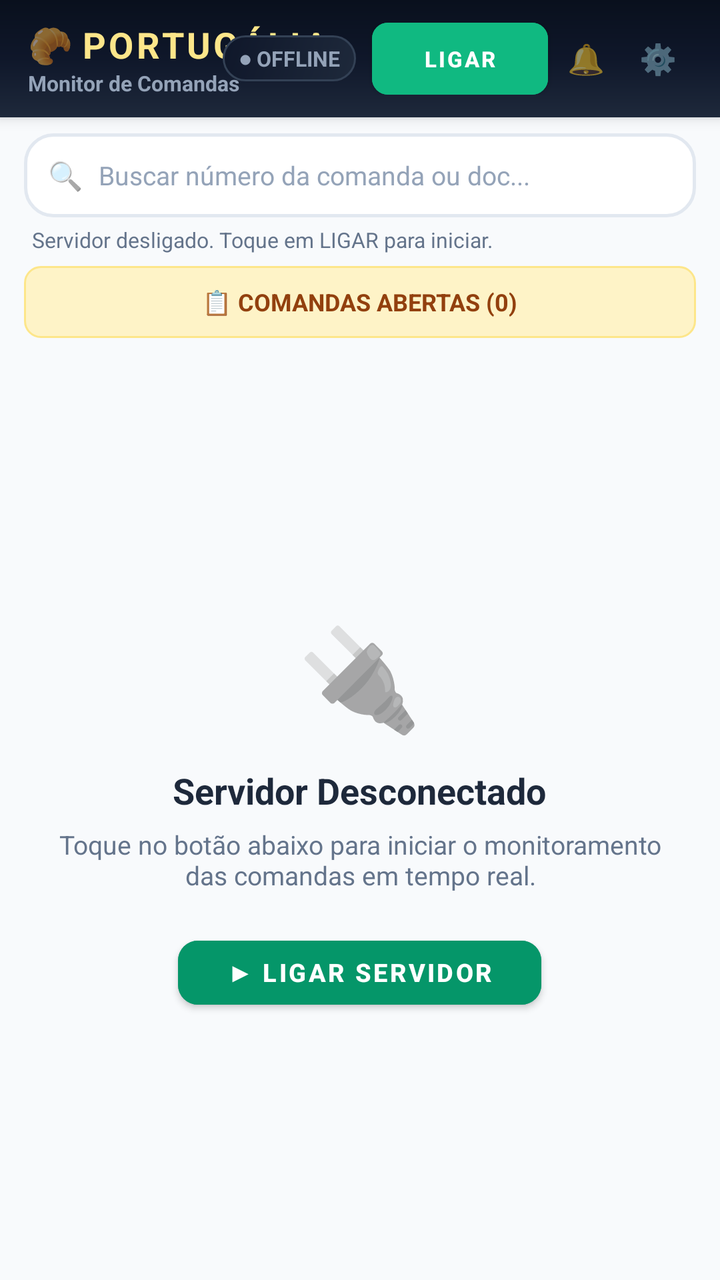
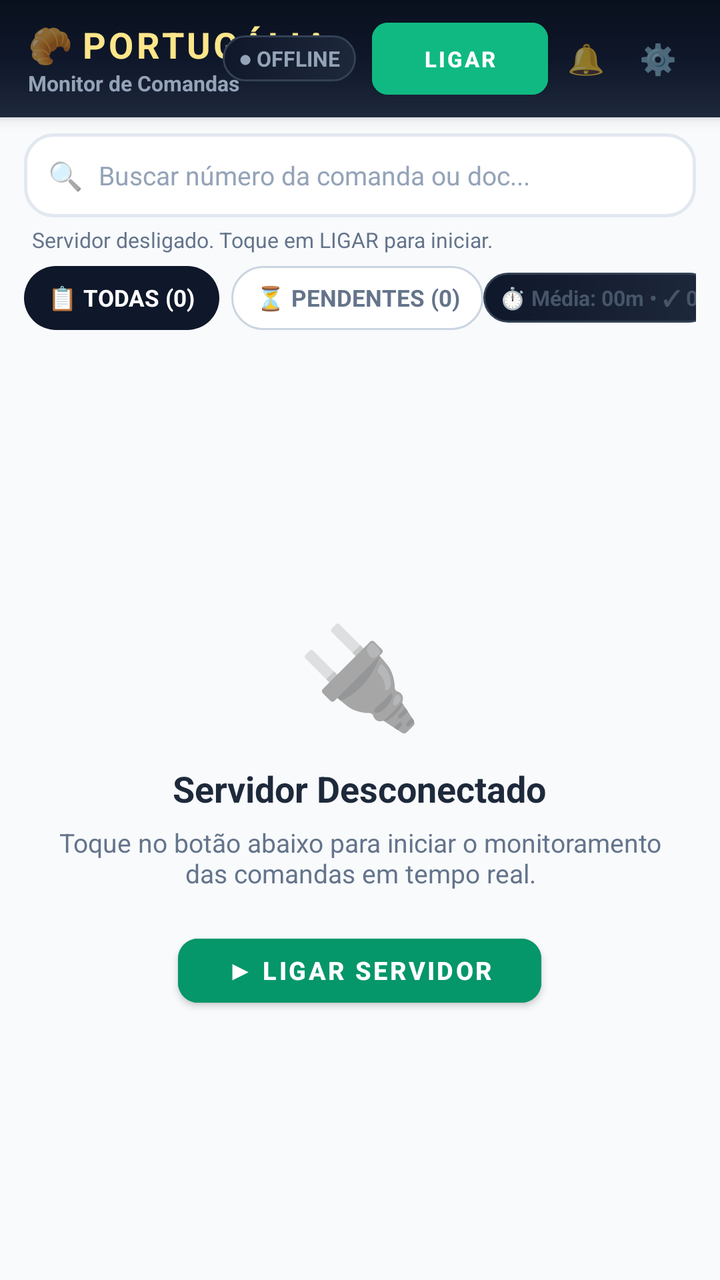

Before-and-after screenshots of an Android layout around one commit, followed by the original layout XML and the change that was made.
<!-- AndroidManifest.xml: application theme Theme.AppMesas -->
<!-- res/layout/activity_main.xml -->
<?xml version="1.0" encoding="utf-8"?>
<LinearLayout xmlns:android="http://schemas.android.com/apk/res/android"
    xmlns:app="http://schemas.android.com/apk/res-auto"
    android:id="@+id/rootLayoutMain"
    android:layout_width="match_parent"
    android:layout_height="match_parent"
    android:orientation="vertical"
    android:background="#F8FAFC"
    android:fitsSystemWindows="true">

    
    <LinearLayout
        android:layout_width="match_parent"
        android:layout_height="wrap_content"
        android:orientation="vertical"
        android:background="@drawable/bg_header_luxury"
        android:paddingStart="14dp"
        android:paddingEnd="14dp"
        android:paddingTop="10dp"
        android:paddingBottom="10dp"
        android:elevation="4dp">

        <RelativeLayout
            android:layout_width="match_parent"
            android:layout_height="wrap_content">

            
            <LinearLayout
                android:layout_width="wrap_content"
                android:layout_height="wrap_content"
                android:layout_alignParentStart="true"
                android:layout_centerVertical="true"
                android:orientation="vertical">

                <LinearLayout
                    android:layout_width="wrap_content"
                    android:layout_height="wrap_content"
                    android:orientation="horizontal"
                    android:gravity="center_vertical">

                    <TextView
                        android:layout_width="wrap_content"
                        android:layout_height="wrap_content"
                        android:text="🥐 "
                        android:textSize="18sp" />

                    <TextView
                        android:layout_width="wrap_content"
                        android:layout_height="wrap_content"
                        android:text="PORTUGÁLIA"
                        android:textColor="#FDE68A"
                        android:textSize="18sp"
                        android:textStyle="bold"
                        android:letterSpacing="0.08" />
                </LinearLayout>

                <TextView
                    android:id="@+id/tvNomeUsuarioLogado"
                    android:layout_width="wrap_content"
                    android:layout_height="wrap_content"
                    android:text="Monitor de Comandas"
                    android:textColor="#94A3B8"
                    android:textSize="10.5sp"
                    android:textStyle="bold"
                    android:clickable="true"
                    android:focusable="true" />
            </LinearLayout>

            
            <LinearLayout
                android:layout_width="wrap_content"
                android:layout_height="wrap_content"
                android:layout_alignParentEnd="true"
                android:layout_centerVertical="true"
                android:orientation="horizontal"
                android:gravity="center_vertical">

                
                <TextView
                    android:id="@+id/tvStatusServidorPill"
                    android:layout_width="wrap_content"
                    android:layout_height="wrap_content"
                    android:background="@drawable/bg_dashboard_card_slate"
                    android:paddingStart="8dp"
                    android:paddingEnd="8dp"
                    android:paddingTop="4dp"
                    android:paddingBottom="4dp"
                    android:text="● OFFLINE"
                    android:textColor="#94A3B8"
                    android:textSize="10.5sp"
                    android:textStyle="bold" />

                
                <com.google.android.material.button.MaterialButton
                    android:id="@+id/btnLigarServidor"
                    android:layout_width="wrap_content"
                    android:layout_height="36dp"
                    android:layout_marginStart="8dp"
                    android:text="LIGAR"
                    android:textSize="11sp"
                    android:textStyle="bold"
                    app:cornerRadius="8dp"
                    android:backgroundTint="#10B981"
                    android:textColor="#FFFFFF"
                    android:insetTop="0dp"
                    android:insetBottom="0dp"
                    android:paddingStart="12dp"
                    android:paddingEnd="12dp" />

                
                <TextView
                    android:id="@+id/btnToggleSomAlerta"
                    android:layout_width="34dp"
                    android:layout_height="34dp"
                    android:layout_marginStart="2dp"
                    android:gravity="center"
                    android:text="🔔"
                    android:textSize="15sp"
                    android:clickable="true"
                    android:focusable="true" />

                
                <TextView
                    android:id="@+id/btnConfigIpPorta"
                    android:layout_width="34dp"
                    android:layout_height="34dp"
                    android:layout_marginStart="2dp"
                    android:gravity="center"
                    android:text="⚙️"
                    android:textSize="15sp"
                    android:clickable="true"
                    android:focusable="true" />
            </LinearLayout>
        </RelativeLayout>
    </LinearLayout>

    
    <LinearLayout
        android:layout_width="match_parent"
        android:layout_height="wrap_content"
        android:orientation="vertical"
        android:paddingStart="12dp"
        android:paddingEnd="12dp"
        android:paddingTop="8dp"
        android:paddingBottom="4dp">

        <LinearLayout
            android:id="@+id/layoutSearchContainer"
            android:layout_width="match_parent"
            android:layout_height="42dp"
            android:background="@drawable/bg_search_bar"
            android:orientation="horizontal"
            android:gravity="center_vertical"
            android:paddingStart="12dp"
            android:paddingEnd="12dp">

            <TextView
                android:layout_width="wrap_content"
                android:layout_height="wrap_content"
                android:text="🔍"
                android:textSize="14sp"
                android:layout_marginEnd="8dp" />

            <EditText
                android:id="@+id/etBuscarMesa"
                android:layout_width="0dp"
                android:layout_height="match_parent"
                android:layout_weight="1"
                android:background="@null"
                android:hint="Buscar número da comanda ou doc..."
                android:textColor="#0F172A"
                android:textColorHint="#94A3B8"
                android:textSize="13sp"
                android:inputType="text"
                android:maxLines="1" />

            <TextView
                android:id="@+id/btnClearSearch"
                android:layout_width="28dp"
                android:layout_height="28dp"
                android:gravity="center"
                android:text="✕"
                android:textColor="#94A3B8"
                android:textSize="13sp"
                android:visibility="gone" />
        </LinearLayout>

        
        <TextView
            android:id="@+id/tvUltimaSincronizacao"
            android:layout_width="match_parent"
            android:layout_height="wrap_content"
            android:layout_marginTop="4dp"
            android:layout_marginStart="4dp"
            android:text="Servidor desligado. Toque em LIGAR para iniciar."
            android:textColor="#64748B"
            android:textSize="10.5sp"
            android:maxLines="1"
            android:ellipsize="end" />
    </LinearLayout>

    
    <LinearLayout
        android:id="@+id/tabMonitor"
        android:layout_width="match_parent"
        android:layout_height="36dp"
        android:orientation="horizontal"
        android:gravity="center"
        android:background="@drawable/bg_pill_comanda"
        android:paddingStart="12dp"
        android:paddingEnd="12dp"
        android:layout_marginStart="12dp"
        android:layout_marginEnd="12dp"
        android:layout_marginTop="2dp"
        android:layout_marginBottom="4dp">

        <TextView
            android:id="@+id/tvTabMonitorTitulo"
            android:layout_width="wrap_content"
            android:layout_height="wrap_content"
            android:text="📋 COMANDAS ABERTAS (0)"
            android:textColor="#92400E"
            android:textSize="12sp"
            android:textStyle="bold" />
    </LinearLayout>

    
    <FrameLayout
        android:layout_width="match_parent"
        android:layout_height="0dp"
        android:layout_weight="1">

        
        <LinearLayout
            android:id="@+id/layoutEmptyServidor"
            android:layout_width="match_parent"
            android:layout_height="match_parent"
            android:orientation="vertical"
            android:gravity="center"
            android:padding="28dp"
            android:visibility="visible">

            <TextView
                android:id="@+id/tvEmptyServidorIcone"
                android:layout_width="wrap_content"
                android:layout_height="wrap_content"
                android:text="🔌"
                android:textSize="50sp" />

            <TextView
                android:id="@+id/tvEmptyServidorTitulo"
                android:layout_width="wrap_content"
                android:layout_height="wrap_content"
                android:layout_marginTop="12dp"
                android:text="Servidor Desconectado"
                android:textColor="#1E293B"
                android:textSize="18sp"
                android:textStyle="bold" />

            <TextView
                android:id="@+id/tvEmptyServidorDesc"
                android:layout_width="wrap_content"
                android:layout_height="wrap_content"
                android:layout_marginTop="6dp"
                android:gravity="center"
                android:text="Toque no botão abaixo para iniciar o monitoramento das comandas em tempo real."
                android:textColor="#64748B"
                android:textSize="13sp" />

            <com.google.android.material.button.MaterialButton
                android:id="@+id/btnEmptyLigarServidor"
                android:layout_width="wrap_content"
                android:layout_height="44dp"
                android:layout_marginTop="18dp"
                android:text="▶ LIGAR SERVIDOR"
                android:textSize="12.5sp"
                android:textStyle="bold"
                app:cornerRadius="10dp"
                android:backgroundTint="#059669"
                android:textColor="#FFFFFF"
                android:paddingStart="24dp"
                android:paddingEnd="24dp" />
        </LinearLayout>

        
        <LinearLayout
            android:id="@+id/layoutConnectingServidor"
            android:layout_width="match_parent"
            android:layout_height="match_parent"
            android:orientation="vertical"
            android:gravity="center"
            android:padding="24dp"
            android:visibility="gone">

            <ProgressBar
                android:layout_width="44dp"
                android:layout_height="44dp"
                android:indeterminateTint="#0284C7" />

            <TextView
                android:layout_width="wrap_content"
                android:layout_height="wrap_content"
                android:layout_marginTop="12dp"
                android:text="Consultando Comandas..."
                android:textColor="#0F172A"
                android:textSize="15sp"
                android:textStyle="bold" />

            <TextView
                android:layout_width="wrap_content"
                android:layout_height="wrap_content"
                android:layout_marginTop="4dp"
                android:text="Buscando no DataSnap..."
                android:textColor="#64748B"
                android:textSize="12sp" />
        </LinearLayout>

        
        <androidx.recyclerview.widget.RecyclerView
            android:id="@+id/rvComandasMonitoradas"
            android:layout_width="match_parent"
            android:layout_height="match_parent"
            android:clipToPadding="false"
            android:paddingBottom="14dp"
            android:visibility="gone" />

    </FrameLayout>

</LinearLayout>
<!-- resources referenced by this layout -->
<resources>
  <!-- drawable bg_dashboard_card_slate (drawable) -->
  <?xml version="1.0" encoding="utf-8"?>
  <shape xmlns:android="http://schemas.android.com/apk/res/android"
      android:shape="rectangle">
      <gradient
          android:startColor="#1E293B"
          android:endColor="#0F172A"
          android:angle="135" />
      <stroke
          android:width="1dp"
          android:color="#334155" />
      <corners android:radius="14dp" />
  </shape>
  <!-- drawable bg_header_luxury (drawable) -->
  <?xml version="1.0" encoding="utf-8"?>
  <shape xmlns:android="http://schemas.android.com/apk/res/android"
      android:shape="rectangle">
      <gradient
          android:startColor="#09101D"
          android:centerColor="#0F172A"
          android:endColor="#1E293B"
          android:angle="270" />
  </shape>
  <!-- drawable bg_pill_comanda (drawable) -->
  <?xml version="1.0" encoding="utf-8"?>
  <shape xmlns:android="http://schemas.android.com/apk/res/android"
      android:shape="rectangle">
      <solid android:color="#FEF3C7" />
      <stroke android:width="1dp" android:color="#FDE68A" />
      <corners android:radius="8dp" />
      <padding android:left="8dp" android:right="8dp" android:top="3dp" android:bottom="3dp" />
  </shape>
  <!-- drawable bg_search_bar (drawable) -->
  <?xml version="1.0" encoding="utf-8"?>
  <shape xmlns:android="http://schemas.android.com/apk/res/android"
      android:shape="rectangle">
      <solid android:color="#FFFFFF" />
      <stroke
          android:width="1.5dp"
          android:color="#E2E8F0" />
      <corners android:radius="14dp" />
  </shape>
  <style name="Theme.AppMesas" parent="Theme.MaterialComponents.Light.NoActionBar">
          <item name="colorPrimary">@color/purple_500</item>
          <item name="colorPrimaryVariant">@color/purple_700</item>
          <item name="colorOnPrimary">@color/white</item>
          <item name="colorSecondary">@color/teal_700</item>
          <item name="colorSecondaryVariant">@color/teal_700</item>
          <item name="colorOnSecondary">@color/white</item>
          <item name="android:statusBarColor">@color/bg_header</item>
          <item name="android:navigationBarColor">@color/bg_dark</item>
          <item name="android:windowLightStatusBar">false</item>
          <item name="android:windowBackground">@color/bg_dark</item>
          <item name="android:textSize">15sp</item>
      </style>
  <color name="purple_500">#0F172A</color>
  <color name="purple_700">#09101D</color>
  <color name="white">#FFFFFF</color>
  <color name="teal_700">#0D9488</color>
  <color name="bg_header">#0F172A</color>
  <color name="bg_dark">#F1F5F9</color>
</resources>

<!-- the commit's change to res/layout/activity_main.xml (unified diff, before → after) -->
@@ -201,27 +201,73 @@
 
     
     <LinearLayout
-        android:id="@+id/tabMonitor"
         android:layout_width="match_parent"
-        android:layout_height="36dp"
+        android:layout_height="wrap_content"
         android:orientation="horizontal"
-        android:gravity="center"
-        android:background="@drawable/bg_pill_comanda"
+        android:gravity="center_vertical"
         android:paddingStart="12dp"
         android:paddingEnd="12dp"
-        android:layout_marginStart="12dp"
-        android:layout_marginEnd="12dp"
-        android:layout_marginTop="2dp"
-        android:layout_marginBottom="4dp">
+        android:paddingTop="2dp"
+        android:paddingBottom="6dp">
 
         <TextView
-            android:id="@+id/tvTabMonitorTitulo"
+            android:id="@+id/btnFiltroTodas"
+            android:layout_width="wrap_content"
+            android:layout_height="32dp"
+            android:background="@drawable/bg_filter_chip_active"
+            android:gravity="center"
+            android:paddingStart="12dp"
+            android:paddingEnd="12dp"
+            android:text="📋 TODAS (0)"
+            android:textColor="#FFFFFF"
+            android:textSize="11.5sp"
+            android:textStyle="bold"
+            android:clickable="true"
+            android:focusable="true" />
+
+        <TextView
+            android:id="@+id/btnFiltroPendentes"
+            android:layout_width="wrap_content"
+            android:layout_height="32dp"
+            android:layout_marginStart="6dp"
+            android:background="@drawable/bg_filter_chip_inactive"
+            android:gravity="center"
+            android:paddingStart="12dp"
+            android:paddingEnd="12dp"
+            android:text="⏳ PENDENTES (0)"
+            android:textColor="#64748B"
+            android:textSize="11.5sp"
+            android:textStyle="bold"
+            android:clickable="true"
+            android:focusable="true" />
+
+        <View
+            android:layout_width="0dp"
+            android:layout_height="0dp"
+            android:layout_weight="1" />
+
+        
+        <LinearLayout
+            android:id="@+id/layoutMetricasTurno"
             android:layout_width="wrap_content"
             android:layout_height="wrap_content"
-            android:text="📋 COMANDAS ABERTAS (0)"
-            android:textColor="#92400E"
-            android:textSize="12sp"
-            android:textStyle="bold" />
+            android:orientation="horizontal"
+            android:gravity="center_vertical"
+            android:background="@drawable/bg_dashboard_card_slate"
+            android:paddingStart="8dp"
+            android:paddingEnd="8dp"
+            android:paddingTop="5dp"
+            android:paddingBottom="5dp">
+
+            <TextView
+                android:id="@+id/tvMetricaResumo"
+                android:layout_width="wrap_content"
+                android:layout_height="wrap_content"
+                android:text="⏱️ Média: 00m • ✓ 0"
+                android:textColor="#475569"
+                android:textSize="10.5sp"
+                android:textStyle="bold" />
+        </LinearLayout>
     </LinearLayout>
 
     
<!-- resource entries referenced after the edit -->
@@ -13,6 +13,23 @@
           android:color="#334155" />
       <corners android:radius="14dp" />
   </shape>
+  <!-- drawable bg_filter_chip_active (drawable) -->
+  <?xml version="1.0" encoding="utf-8"?>
+  <shape xmlns:android="http://schemas.android.com/apk/res/android"
+      android:shape="rectangle">
+      <solid android:color="#0F172A" />
+      <corners android:radius="20dp" />
+  </shape>
+  <!-- drawable bg_filter_chip_inactive (drawable) -->
+  <?xml version="1.0" encoding="utf-8"?>
+  <shape xmlns:android="http://schemas.android.com/apk/res/android"
+      android:shape="rectangle">
+      <solid android:color="#FFFFFF" />
+      <stroke
+          android:width="1dp"
+          android:color="#CBD5E1" />
+      <corners android:radius="20dp" />
+  </shape>
   <!-- drawable bg_header_luxury (drawable) -->
   <?xml version="1.0" encoding="utf-8"?>
   <shape xmlns:android="http://schemas.android.com/apk/res/android"
@@ -22,15 +39,6 @@
           android:centerColor="#0F172A"
           android:endColor="#1E293B"
           android:angle="270" />
-  </shape>
-  <!-- drawable bg_pill_comanda (drawable) -->
-  <?xml version="1.0" encoding="utf-8"?>
-  <shape xmlns:android="http://schemas.android.com/apk/res/android"
-      android:shape="rectangle">
-      <solid android:color="#FEF3C7" />
-      <stroke android:width="1dp" android:color="#FDE68A" />
-      <corners android:radius="8dp" />
-      <padding android:left="8dp" android:right="8dp" android:top="3dp" android:bottom="3dp" />
   </shape>
   <!-- drawable bg_search_bar (drawable) -->
   <?xml version="1.0" encoding="utf-8"?>
